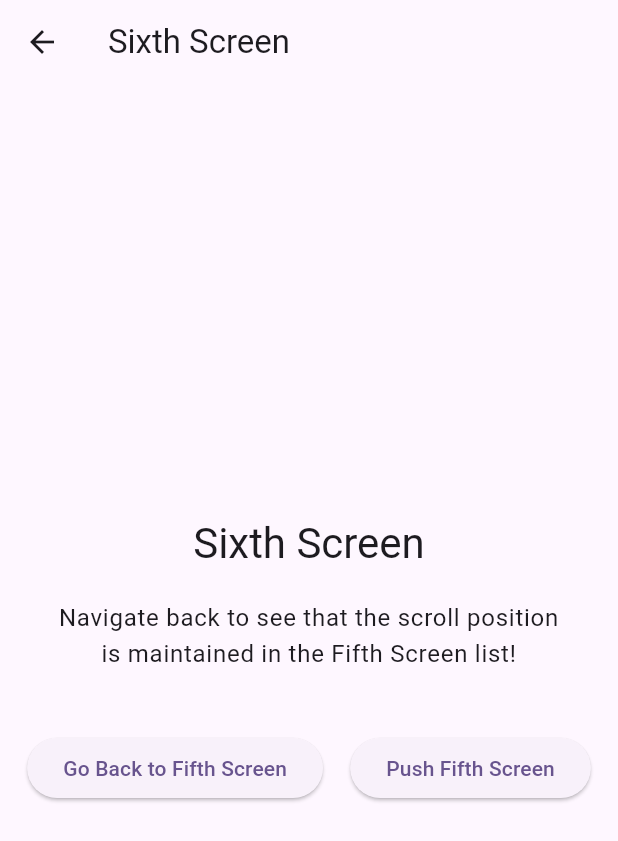
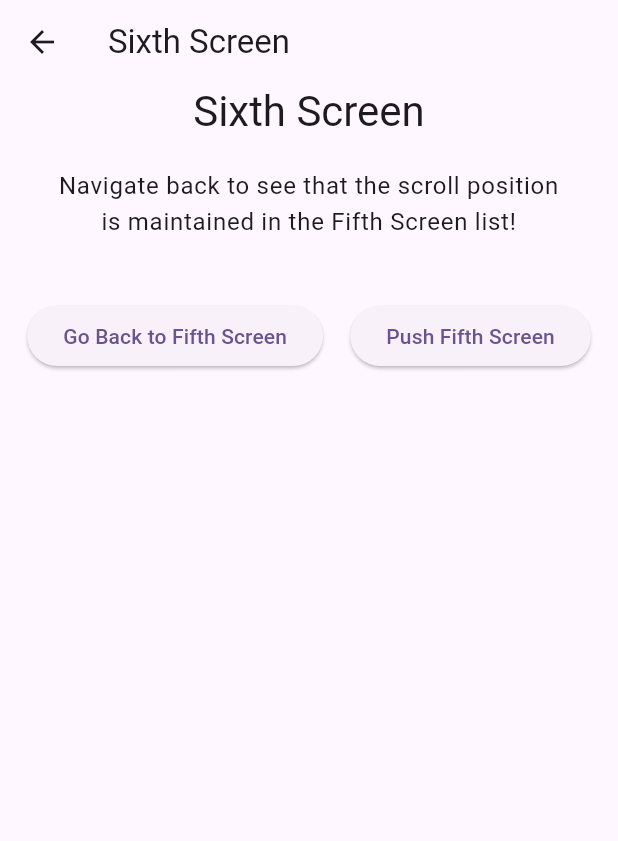
Before and after one commit to anurudha-singh/interview_preparation_level_2, a Flutter app: the FifthScreen screen opened by its route, after a tap on "Go to Sixth Screen", on a phone screen of 412 x 824 dp. Shown: the top 841 px of the screen. Run offline on Flutter 3.47's test engine with Material 3 defaults, Android fonts, the light colour scheme and no system bars.

Commit message:
Fix import typo and restore Sixth Screen functionality with navigation to Fifth Screen

```diff
--- a/lib/screens/fifth_screen.dart
+++ b/lib/screens/fifth_screen.dart
@@ -1,5 +1,5 @@
 import 'package:flutter/material.dart';
-import 'package:sharpsheel/screens/sixth_scree.dart';
+import 'package:sharpsheel/screens/sixth_screen.dart';
 
 class FifthScreen extends StatefulWidget {
   static String routeName = '/fifthScreen';
@@ -46,6 +46,9 @@ class _FifthScreenState extends State<FifthScreen> {
 
   @override
   Widget build(BuildContext context) {
+    print(
+      'Fifth screen was rebuilt',
+    ); //Perfect it won't print on the console if we are using ValueNotifier along with ValueListenableBuilder
     return Scaffold(
       appBar: AppBar(title: Text('Fifth Screen')),
       body: Center(
--- a/lib/screens/sixth_scree.dart
+++ b/lib/screens/sixth_screen.dart
@@ -15,7 +15,7 @@ class _SixthScreenState extends State<SixthScreen> {
       appBar: AppBar(title: Text('Sixth Screen')),
       body: Center(
         child: Column(
-          mainAxisAlignment: MainAxisAlignment.center,
+          mainAxisAlignment: MainAxisAlignment.start,
           children: [
             Text(
               'Sixth Screen',
--- a/lib/utils/routes.dart
+++ b/lib/utils/routes.dart
@@ -2,7 +2,7 @@ import 'package:sharpsheel/screens/fifth_screen.dart';
 import 'package:sharpsheel/screens/first_screen.dart';
 import 'package:sharpsheel/screens/fourth_screen.dart';
 import 'package:sharpsheel/screens/second_screen.dart';
-import 'package:sharpsheel/screens/sixth_scree.dart';
+import 'package:sharpsheel/screens/sixth_screen.dart';
 import 'package:sharpsheel/screens/third_screen.dart';
 import 'package:sharpsheel/screens/users_list.dart';
 
```
